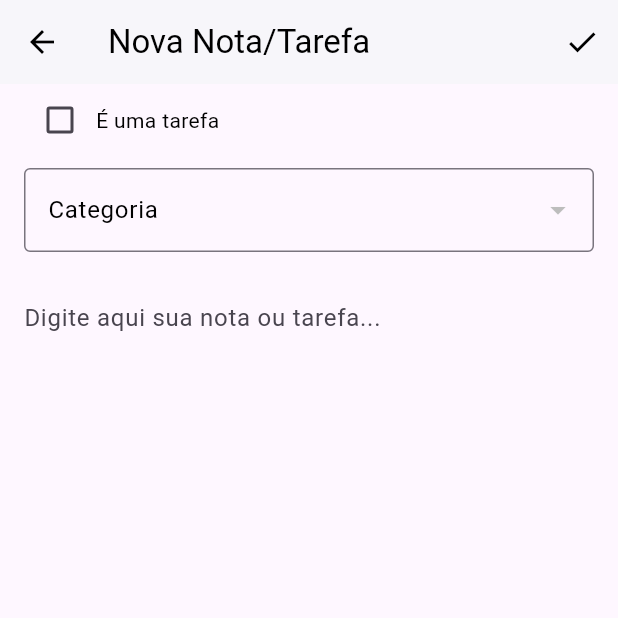
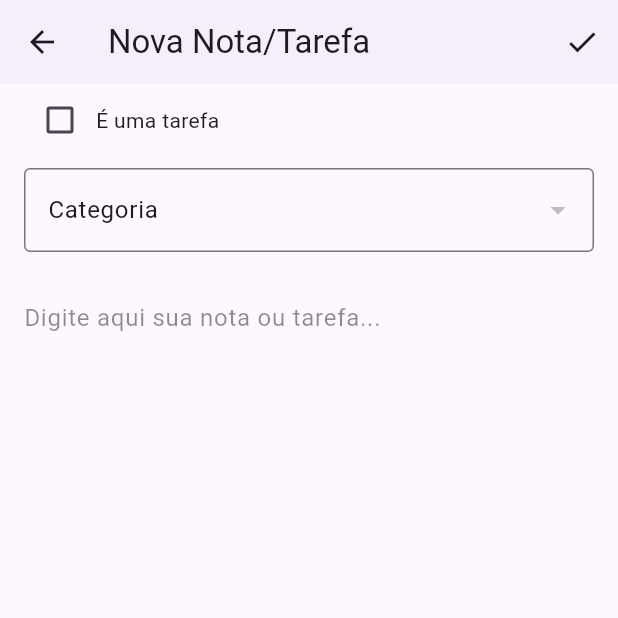
Before and after one commit to flaviocruzramires/notetask, a Flutter app: the NoteEditScreen screen opened directly, on a phone screen of 412 x 824 dp, the top half of it. Run offline on Flutter 3.47's test engine with Material 3 defaults, Android fonts, the phone set to English and light mode, and no system bars; our stand-ins replace google_generative_ai, google_sign_in, shared_preferences, sqflite, sqflite_common_ffi; missing offline and left inert: googleapis; accounts and stored records are empty.

Commit message:
Versao 2025_09_15

```diff
--- a/notetask/lib/models/note.dart
+++ b/notetask/lib/models/note.dart
@@ -41,4 +41,6 @@ class Note {
       addToCalendar: json['addToCalendar'] == 1,
     );
   }
+
+  copyWith({bool? isCompleted}) {}
 }
--- a/notetask/lib/screens/note_edit_screen.dart
+++ b/notetask/lib/screens/note_edit_screen.dart
@@ -1,13 +1,16 @@
 import 'package:flutter/material.dart';
 import 'package:uuid/uuid.dart';
-import '../models/note.dart';
-import '../models/category.dart';
-import '../services/local_storage_service.dart';
 import 'package:google_sign_in/google_sign_in.dart';
 import 'package:googleapis/calendar/v3.dart' as calendar;
 import 'package:http/http.dart' as http;
 import 'dart:io';
 
+import '../models/note.dart';
+import '../models/category.dart';
+import '../services/local_storage_service.dart';
+import '../widgets/task_scheduler_fields.dart';
+
+/// Classe para gerenciar a autenticação e o uso da API
 class GoogleAuthClient extends http.BaseClient {
   final Map<String, String> _headers;
   final http.Client _client = http.Client();
@@ -36,9 +39,12 @@ class _NoteEditScreenState extends State<NoteEditScreen> {
   bool _isCompleted = false;
   String? _selectedCategoryId;
   List<Category> _categories = [];
+
+  // Variáveis para agendamento
   DateTime? _selectedDate;
   TimeOfDay? _selectedTime;
   bool _addToCalendar = false;
+
   final GoogleSignIn _googleSignIn = GoogleSignIn(
     scopes: <String>[calendar.CalendarApi.calendarScope],
   );
@@ -92,14 +98,12 @@ class _NoteEditScreenState extends State<NoteEditScreen> {
       addToCalendar: _addToCalendar,
     );
 
-    // Lógica para enviar o evento para o Google Calendar
     if (newNote.isTask &&
         newNote.addToCalendar &&
         newNote.scheduledDate != null) {
       await _addEventToCalendar(newNote.content, newNote.scheduledDate!);
     }
 
-    // Devolve a nota para a tela anterior
     Navigator.of(context).pop(newNote);
   }
 
@@ -130,189 +134,6 @@ class _NoteEditScreenState extends State<NoteEditScreen> {
 
   void _deleteNote() {
     Navigator.of(context).pop('delete');
-  }
-
-  @override
-  @override
-  Widget build(BuildContext context) {
-    final isLightMode = Theme.of(context).brightness == Brightness.light;
-    final iconColor = isLightMode ? Colors.black : Colors.white;
-    final textColor = iconColor;
-    final bgColor = isLightMode ? Colors.white : Colors.black;
-
-    return Scaffold(
-      appBar: AppBar(
-        title: Text(widget.note == null ? 'Nova Nota/Tarefa' : 'Editar'),
-        backgroundColor: bgColor,
-        foregroundColor: iconColor,
-        elevation: 1,
-        actions: [
-          if (widget.note != null)
-            IconButton(
-              icon: const Icon(Icons.delete),
-              onPressed: _confirmDeletion,
-            ),
-          IconButton(icon: const Icon(Icons.check), onPressed: _saveNote),
-        ],
-      ),
-      body: Column(
-        children: [
-          Padding(
-            padding: const EdgeInsets.symmetric(horizontal: 16.0),
-            child: Row(
-              mainAxisAlignment: MainAxisAlignment.spaceBetween,
-              children: [
-                Row(
-                  children: [
-                    Checkbox(
-                      value: _isTask,
-                      onChanged: (value) {
-                        setState(() {
-                          _isTask = value ?? false;
-                          if (!_isTask) {
-                            _isCompleted = false;
-                          }
-                        });
-                      },
-                      activeColor: iconColor,
-                      checkColor: Theme.of(context).scaffoldBackgroundColor,
-                    ),
-                    Text('É uma tarefa', style: TextStyle(color: textColor)),
-                  ],
-                ),
-                if (_isTask)
-                  Row(
-                    children: [
-                      Checkbox(
-                        value: _isCompleted,
-                        onChanged: (value) {
-                          setState(() {
-                            _isCompleted = value ?? false;
-                          });
-                        },
-                        activeColor: iconColor,
-                        checkColor: Theme.of(context).scaffoldBackgroundColor,
-                      ),
-                      Text('Concluída', style: TextStyle(color: textColor)),
-                    ],
-                  ),
-              ],
-            ),
-          ),
-          // AQUI ESTÁ A CORREÇÃO: O bloco de agendamento foi movido
-          // para fora do Row e inserido diretamente no Column principal.
-          if (_isTask)
-            Column(
-              children: [
-                const SizedBox(height: 16),
-                // Seletor de Data
-                ListTile(
-                  title: Text(
-                    _selectedDate == null
-                        ? 'Selecione a Data'
-                        : 'Data: ${_selectedDate!.day}/${_selectedDate!.month}/${_selectedDate!.year}',
-                  ),
-                  trailing: const Icon(Icons.calendar_today),
-                  onTap: () async {
-                    final date = await showDatePicker(
-                      context: context,
-                      initialDate: _selectedDate ?? DateTime.now(),
-                      firstDate: DateTime.now(),
-                      lastDate: DateTime.now().add(const Duration(days: 365)),
-                    );
-                    if (date != null) {
-                      setState(() => _selectedDate = date);
-                    }
-                  },
-                ),
-                // Seletor de Hora
-                ListTile(
-                  title: Text(
-                    _selectedTime == null
-                        ? 'Selecione a Hora'
-                        : 'Hora: ${_selectedTime!.format(context)}',
-                  ),
-                  trailing: const Icon(Icons.access_time),
-                  onTap: () async {
-                    final time = await showTimePicker(
-                      context: context,
-                      initialTime: _selectedTime ?? TimeOfDay.now(),
-                    );
-                    if (time != null) {
-                      setState(() => _selectedTime = time);
-                    }
-                  },
-                ),
-                // Checkbox para Calendar
-                Padding(
-                  padding: const EdgeInsets.symmetric(horizontal: 16.0),
-                  child: Row(
-                    children: [
-                      Checkbox(
-                        value: _addToCalendar,
-                        onChanged: (value) {
-                          setState(() {
-                            _addToCalendar = value ?? false;
-                          });
-                        },
-                      ),
-                      const Text('Adicionar ao Google Calendar'),
-                    ],
-                  ),
-                ),
-              ],
-            ),
-
-          Padding(
-            padding: const EdgeInsets.symmetric(
-              horizontal: 16.0,
-              vertical: 8.0,
-            ),
-            child: DropdownButtonFormField<String>(
-              decoration: InputDecoration(
-                labelText: 'Categoria',
-                labelStyle: TextStyle(color: textColor),
-                border: const OutlineInputBorder(),
-              ),
-              dropdownColor: bgColor,
-              style: TextStyle(color: textColor),
-              value: _selectedCategoryId,
-              items: _categories.map((category) {
-                return obterDropdownMenuItem(category);
-              }).toList(),
-              onChanged: (value) {
-                setState(() {
-                  _selectedCategoryId = value;
-                });
-              },
-            ),
-          ),
-          Expanded(
-            child: Padding(
-              padding: const EdgeInsets.all(16.0),
-              child: TextField(
-                controller: _contentController,
-                style: TextStyle(color: textColor),
-                decoration: const InputDecoration(
-                  hintText: 'Digite aqui sua nota ou tarefa...',
-                  border: InputBorder.none,
-                ),
-                keyboardType: TextInputType.multiline,
-                maxLines: null,
-                expands: true,
-              ),
-            ),
-          ),
-        ],
-      ),
-    );
-  }
-
-  DropdownMenuItem<String> obterDropdownMenuItem(Category category) {
-    return DropdownMenuItem<String>(
-      value: category!.id,
-      child: Text(category.name),
-    );
   }
 
   Future<void> _addEventToCalendar(String title, DateTime scheduledDate) async {
@@ -353,4 +174,153 @@ class _NoteEditScreenState extends State<NoteEditScreen> {
       );
     }
   }
+
+  @override
+  Widget build(BuildContext context) {
+    final colorScheme = Theme.of(context).colorScheme;
+
+    return Scaffold(
+      appBar: AppBar(
+        title: Text(widget.note == null ? 'Nova Nota/Tarefa' : 'Editar'),
+        backgroundColor: colorScheme.surface,
+        foregroundColor: colorScheme.onSurface,
+        elevation: 1,
+        actions: [
+          if (widget.note != null)
+            IconButton(
+              icon: const Icon(Icons.delete),
+              onPressed: _confirmDeletion,
+            ),
+          IconButton(icon: const Icon(Icons.check), onPressed: _saveNote),
+        ],
+      ),
+      body: Column(
+        children: [
+          Padding(
+            padding: const EdgeInsets.symmetric(horizontal: 16.0),
+            child: Row(
+              mainAxisAlignment: MainAxisAlignment.spaceBetween,
+              children: [
+                Row(
+                  children: [
+                    Checkbox(
+                      value: _isTask,
+                      onChanged: (value) {
+                        setState(() {
+                          _isTask = value ?? false;
+                          if (!_isTask) {
+                            _isCompleted = false;
+                            // Resetar os campos de agendamento ao desmarcar 'É uma tarefa'
+                            _selectedDate = null;
+                            _selectedTime = null;
+                            _addToCalendar = false;
+                          }
+                        });
+                      },
+                      activeColor: colorScheme.onSurface,
+                      checkColor: Theme.of(context).scaffoldBackgroundColor,
+                    ),
+                    Text(
+                      'É uma tarefa',
+                      style: TextStyle(color: colorScheme.onSurface),
+                    ),
+                  ],
+                ),
+                if (_isTask)
+                  Row(
+                    children: [
+                      Checkbox(
+                        value: _isCompleted,
+                        onChanged: (value) {
+                          setState(() {
+                            _isCompleted = value ?? false;
+                          });
+                        },
+                        activeColor: colorScheme.onSurface,
+                        checkColor: Theme.of(context).scaffoldBackgroundColor,
+                      ),
+                      Text(
+                        'Concluída',
+                        style: TextStyle(color: colorScheme.onSurface),
+                      ),
+                    ],
+                  ),
+              ],
+            ),
+          ),
+          // O novo widget TaskSchedulerFields é inserido aqui
+          if (_isTask)
+            TaskSchedulerFields(
+              initialDate: _selectedDate,
+              initialTime: _selectedTime,
+              initialAddToCalendar: _addToCalendar,
+              onDateSelected: (date) {
+                setState(() => _selectedDate = date);
+              },
+              onTimeSelected: (time) {
+                setState(() => _selectedTime = time);
+              },
+              onAddToCalendarChanged: (value) {
+                setState(() => _addToCalendar = value);
+              },
+            ),
+
+          Padding(
+            padding: const EdgeInsets.symmetric(
+              horizontal: 16.0,
+              vertical: 8.0,
+            ),
+            child: DropdownButtonFormField<String>(
+              decoration: InputDecoration(
+                labelText: 'Categoria',
+                labelStyle: TextStyle(color: colorScheme.onSurface),
+                border: const OutlineInputBorder(),
+              ),
+              dropdownColor: colorScheme.surface,
+              style: TextStyle(color: colorScheme.onSurface),
+              value: _selectedCategoryId,
+              items: _categories.map((category) {
+                return obterDropdownMenuItem(category);
+              }).toList(),
+              onChanged: (value) {
+                setState(() {
+                  _selectedCategoryId = value;
+                });
+              },
+            ),
+          ),
+          Expanded(
+            child: Padding(
+              padding: const EdgeInsets.all(16.0),
+              child: TextField(
+                controller: _contentController,
+                style: TextStyle(color: colorScheme.onSurface),
+                decoration: InputDecoration(
+                  hintText: 'Digite aqui sua nota ou tarefa...',
+                  hintStyle: TextStyle(
+                    color: colorScheme.onSurface.withOpacity(0.5),
+                  ),
+                  border: InputBorder.none,
+                ),
+                keyboardType: TextInputType.multiline,
+                maxLines: null,
+                expands: true,
+              ),
+            ),
+          ),
+        ],
+      ),
+    );
+  }
+
+  DropdownMenuItem<String> obterDropdownMenuItem(Category category) {
+    final colorScheme = Theme.of(context).colorScheme;
+    return DropdownMenuItem<String>(
+      value: category.id,
+      child: Text(
+        category.name,
+        style: TextStyle(color: colorScheme.onSurface),
+      ),
+    );
+  }
 }
```
Also changed, not shown: notetask/lib/screens/about_screen.dart (+3 -9 lines), notetask/lib/widgets/task_scheduler_fields.dart (added, +112 -0 lines).
